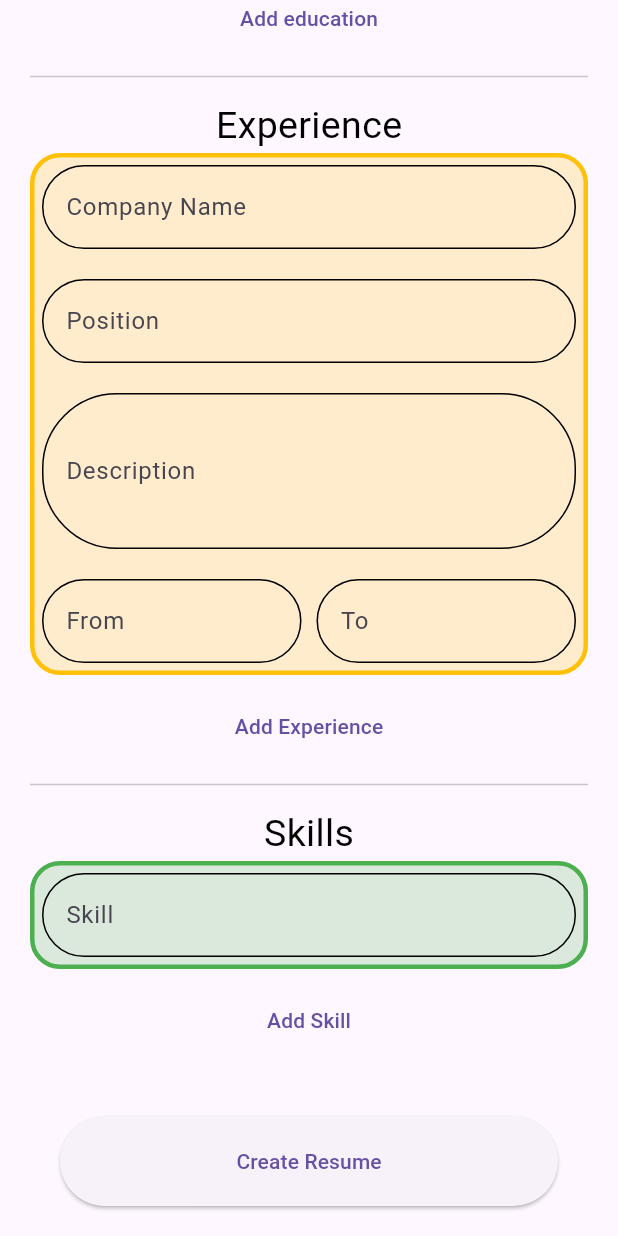
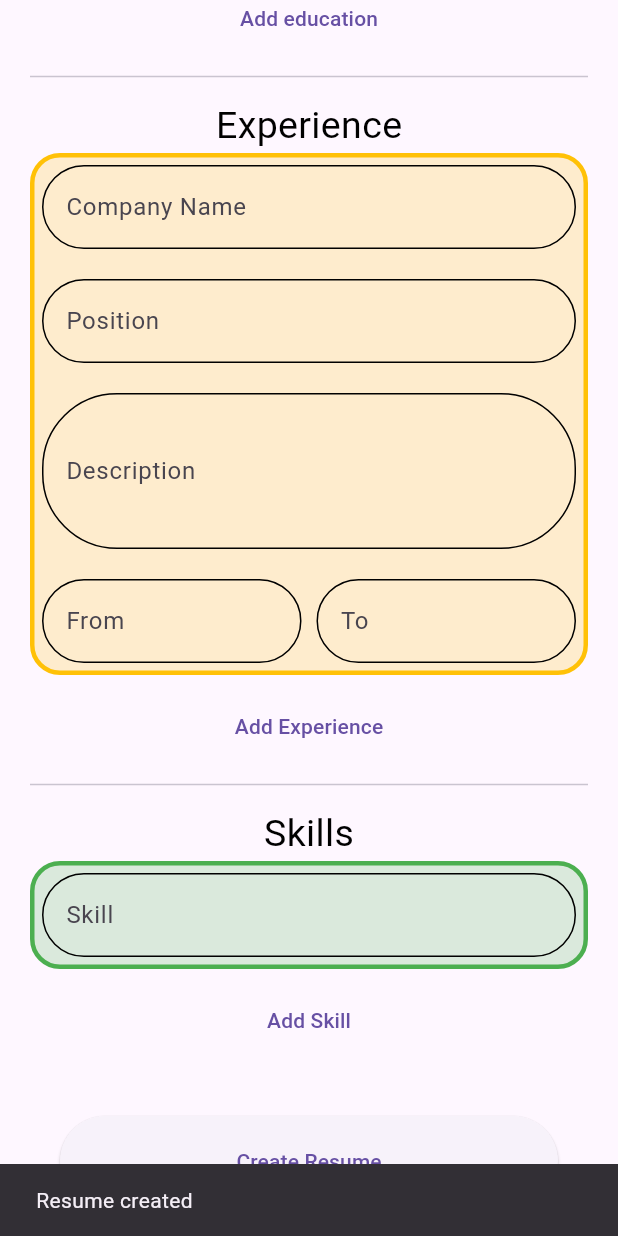
Before and after one commit to nayeemsama2000/resume-maker, a Flutter app: the NewResumePage screen opened directly, scrolled down 722 dp, after a tap on "Create Resume", on a phone screen of 412 x 824 dp. Run offline on Flutter 3.47's test engine with Material 3 defaults, Android fonts, the phone set to English and light mode, and no system bars; our stand-ins replace cloud_firestore, firebase_core; accounts and stored records are empty.

Commit message:
show snackbar on creation

```diff
--- a/lib/main.dart
+++ b/lib/main.dart
@@ -1,3 +1,5 @@
+import 'package:firebase_core/firebase_core.dart';
+import 'package:cloud_firestore/cloud_firestore.dart' as Firestore;
 import 'package:flutter/material.dart';
 import 'package:nayeem_sama_test/screens/home_list/home_list_provider.dart';
 import 'package:nayeem_sama_test/screens/home_list/home_list_view.dart';
@@ -5,6 +7,10 @@ import 'package:provider/provider.dart';
 
 void main() async {
   WidgetsFlutterBinding.ensureInitialized();
+  await Firebase.initializeApp();
+  Firestore.FirebaseFirestore.instance.settings = const Firestore.Settings(
+      persistenceEnabled: true
+  );
   runApp(
     MultiProvider(
       providers: [
--- a/lib/screens/home_list/home_list_provider.dart
+++ b/lib/screens/home_list/home_list_provider.dart
@@ -1,5 +1,9 @@
 import 'package:flutter/material.dart';
+import 'package:cloud_firestore/cloud_firestore.dart' as FStore;
 
 class HomeListProvider extends ChangeNotifier {
 
+  Stream<FStore.QuerySnapshot<Map<String, dynamic>>> fetchResumes() {
+    return FStore.FirebaseFirestore.instance.collection('resumes').snapshots();
+  }
 }
--- a/lib/screens/home_list/home_list_view.dart
+++ b/lib/screens/home_list/home_list_view.dart
@@ -16,23 +16,39 @@ class HomeListPage extends StatelessWidget {
     return Scaffold(
       body: Column(
         children: [
-          ListView.separated(
+          StreamBuilder<dynamic>(
+            stream: provider.fetchResumes(),
+            builder: (context, snapshot) {
+              if(snapshot.connectionState==ConnectionState.waiting){
+                return Center(child: CircularProgressIndicator(),);
+              }
+              print('ddd ${snapshot.data.docs.length}');
+              return ListView.separated(
                 shrinkWrap: true,
                 itemBuilder: (BuildContext context, int index) {
                   return Container(
                     height: 100,
+                    child: Material(
+                      child: InkWell(
+                        onTap: () {
+
+                        },
                         child: Row(
                           mainAxisAlignment: MainAxisAlignment.center,
                           children: [
                             Text('Rusume $index'),
                           ],
                         ),
+                      ),
+                    ),
                   );
                 },
                 separatorBuilder: (BuildContext context, int index) {
                   return SizedBox(height: 10);
                 },
-            itemCount: 5,
+                itemCount: snapshot.data.docs.length,
+              );
+            }
           )
         ],
       ),
--- a/lib/screens/new_resume/new_resume_provider.dart
+++ b/lib/screens/new_resume/new_resume_provider.dart
@@ -4,6 +4,8 @@ import 'package:flutter/material.dart';
 import 'package:nayeem_sama_test/models/education_model.dart';
 import 'package:nayeem_sama_test/models/experience_model.dart';
 import 'package:nayeem_sama_test/models/project_model.dart';
+import 'package:cloud_firestore/cloud_firestore.dart' as FStore;
+
 
 class NewResumeProvider extends ChangeNotifier {
 
@@ -53,7 +55,7 @@ class NewResumeProvider extends ChangeNotifier {
     notifyListeners();
   }
 
-  void createResume() {
+  void createResume(context) async {
     cv.addAll({
       'name':nameController.text,
       'email':emailController.text,
@@ -71,6 +73,11 @@ class NewResumeProvider extends ChangeNotifier {
 
     print('all CV $cv');
     print('all CV 2 ${jsonEncode(cv)}');
+    await FStore.FirebaseFirestore.instance.collection('resumes').add(cv);
+    ScaffoldMessenger.of(context).showSnackBar(SnackBar(content: Text('Resume created')));
+    Future.delayed(Duration(seconds: 3),() {
+      Navigator.of(context).pop();
+    },);
   }
 
 }
--- a/lib/screens/new_resume/new_resume_view.dart
+++ b/lib/screens/new_resume/new_resume_view.dart
@@ -6,6 +6,8 @@ import 'new_resume_provider.dart';
 class NewResumePage extends StatelessWidget {
   @override
   Widget build(BuildContext context) {
+    var arg = ModalRoute.of(context)?.settings.arguments;
+
     return ChangeNotifierProvider(
       create: (BuildContext context) => NewResumeProvider(),
       builder: (context, child) => _buildPage(context),
@@ -291,7 +293,7 @@ class NewResumePage extends StatelessWidget {
                 SizedBox(height: 20,),
                 Container(
                   padding: EdgeInsets.symmetric(vertical: 20,horizontal: 20),
-                  child: ElevatedButton(onPressed: () { provider.createResume(); }, child: Text('Create Resume'),style: ElevatedButton.styleFrom(minimumSize: Size(double.infinity, 60)),)
+                  child: ElevatedButton(onPressed: () { provider.createResume(context); }, child: Text('Create Resume'),style: ElevatedButton.styleFrom(minimumSize: Size(double.infinity, 60)),)
                 )
               ],
             );
--- a/pubspec.yaml
+++ b/pubspec.yaml
@@ -36,6 +36,9 @@ dependencies:
   # Use with the CupertinoIcons class for iOS style icons.
   cupertino_icons: ^1.0.2
   provider: ^6.1.1
+  firebase_core: ^2.17.0
+  firebase_auth: ^4.15.3
+  cloud_firestore: ^4.13.6
 
 dev_dependencies:
   flutter_test:
```
Also changed, not shown: pubspec.lock. Lines whose indentation alone changed are shown as unchanged.
